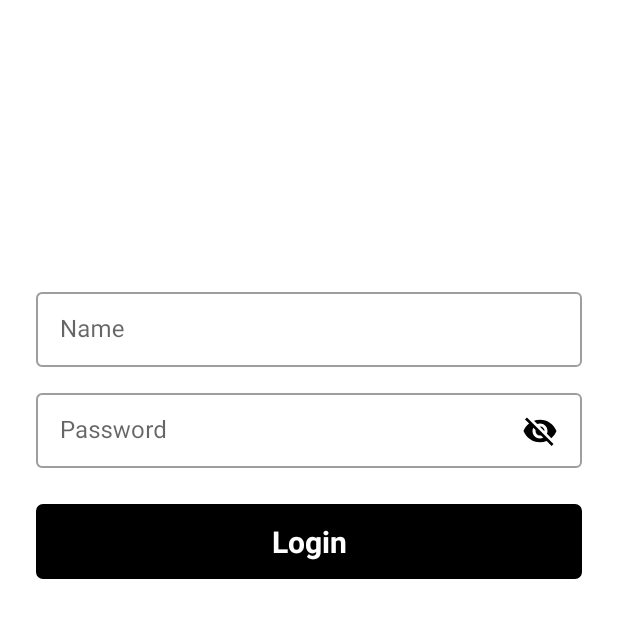
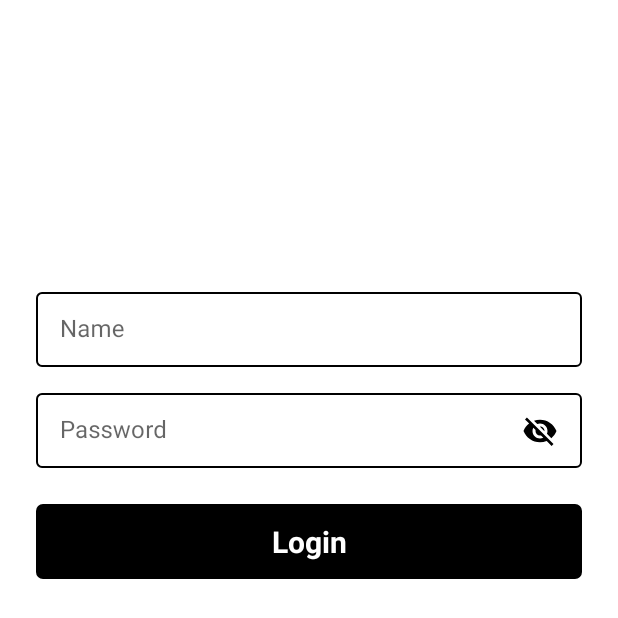
Before and after one commit to polokoio456/NoodoeTest, an Android app: the screen it shows after launch (LoginActivity), on a phone screen of 412 x 824 dp. Shown: the top 618 px of the screen. Run offline under Robolectric (Android 15) with nearby library versions, the phone set to English and light mode, and no system bars; our stand-ins replace RxJava; libraries missing offline, so code that uses them is left out: com.jakewharton.retrofit2, com.jakewharton.rxbinding2, hu.autsoft.krate; 3 statements that could not run were skipped.

Commit message:
enhance: EditText Style

```diff
--- /dev/null
+++ b/app/src/main/res/color/text_input_box_stroke.xml
@@ -0,0 +1,5 @@
+<selector xmlns:android="http://schemas.android.com/apk/res/android">
+    <item android:color="?attr/colorText" android:state_focused="true"/>
+    <item android:color="?attr/colorText" android:state_hovered="true"/>
+    <item android:color="?attr/colorText"/>
+</selector>
--- /dev/null
+++ b/app/src/main/res/drawable/cursor_shape.xml
@@ -0,0 +1,5 @@
+<?xml version="1.0" encoding="utf-8"?>
+<shape xmlns:android="http://schemas.android.com/apk/res/android" android:shape="rectangle" >
+    <size android:width="1dp" />
+    <solid android:color="?attr/colorText"/>
+</shape>
--- a/app/src/main/res/layout/activity_login.xml
+++ b/app/src/main/res/layout/activity_login.xml
@@ -14,8 +14,10 @@
         android:layout_width="0dp"
         android:layout_height="wrap_content"
         android:hint="@string/username"
+        app:hintTextColor="?attr/colorText"
         android:textSize="20sp"
         android:textColor="?attr/colorText"
+        app:boxStrokeColor="@color/text_input_box_stroke"
         android:layout_marginStart="24dp"
         android:layout_marginEnd="24dp"
         android:layout_marginBottom="12dp"
@@ -28,7 +30,8 @@
         <androidx.appcompat.widget.AppCompatEditText
             android:id="@+id/editTextUserName"
             android:layout_width="match_parent"
-            android:layout_height="50dp"/>
+            android:layout_height="50dp"
+            android:textCursorDrawable="@drawable/cursor_shape"/>
 
     </com.google.android.material.textfield.TextInputLayout>
 
@@ -38,8 +41,10 @@
         android:layout_width="0dp"
         android:layout_height="wrap_content"
         android:hint="@string/password"
+        app:hintTextColor="?attr/colorText"
         android:textSize="20sp"
         android:textColor="?attr/colorText"
+        app:boxStrokeColor="@color/text_input_box_stroke"
         android:layout_marginStart="24dp"
         android:layout_marginEnd="24dp"
         android:layout_marginTop="12dp"
@@ -53,7 +58,8 @@
             android:layout_height="50dp"
             android:drawableEnd="@drawable/ic_baseline_visibility_off_24"
             android:inputType="textPassword"
-            android:maxLength="24" />
+            android:maxLength="24"
+            android:textCursorDrawable="@drawable/cursor_shape"/>
 
     </com.google.android.material.textfield.TextInputLayout>
 
--- a/app/src/main/res/values-night/themes.xml
+++ b/app/src/main/res/values-night/themes.xml
@@ -3,13 +3,13 @@
     <style name="Theme.NoodoeTest" parent="Theme.MaterialComponents.DayNight.DarkActionBar">
         <item name="windowNoTitle">true</item>
         <!-- Primary brand color. -->
-        <item name="colorPrimary">@color/purple_200</item>
-        <item name="colorPrimaryVariant">@color/purple_700</item>
-        <item name="colorOnPrimary">@color/black</item>
+        <item name="colorPrimary">?attr/listBackground</item>
+        <item name="colorPrimaryVariant">?attr/listBackground</item>
+        <item name="colorOnPrimary">?attr/listBackground</item>
         <!-- Secondary brand color. -->
-        <item name="colorSecondary">@color/teal_200</item>
-        <item name="colorSecondaryVariant">@color/teal_200</item>
-        <item name="colorOnSecondary">@color/black</item>
+        <item name="colorSecondary">?attr/listBackground</item>
+        <item name="colorSecondaryVariant">?attr/listBackground</item>
+        <item name="colorOnSecondary">?attr/listBackground</item>
         <!-- Status bar color. -->
         <item name="android:statusBarColor" tools:targetApi="l">?attr/colorPrimaryVariant</item>
         <!-- Customize your theme here. -->
--- a/app/src/main/res/values/themes.xml
+++ b/app/src/main/res/values/themes.xml
@@ -3,13 +3,13 @@
     <style name="Theme.NoodoeTest" parent="Theme.MaterialComponents.DayNight.DarkActionBar">
         <item name="windowNoTitle">true</item>
         <!-- Primary brand color. -->
-        <item name="colorPrimary">@color/purple_500</item>
-        <item name="colorPrimaryVariant">@color/purple_700</item>
-        <item name="colorOnPrimary">@color/white</item>
+        <item name="colorPrimary">?attr/colorText</item>
+        <item name="colorPrimaryVariant">?attr/colorText</item>
+        <item name="colorOnPrimary">?attr/colorText</item>
         <!-- Secondary brand color. -->
-        <item name="colorSecondary">@color/teal_200</item>
-        <item name="colorSecondaryVariant">@color/teal_700</item>
-        <item name="colorOnSecondary">@color/black</item>
+        <item name="colorSecondary">?attr/colorText</item>
+        <item name="colorSecondaryVariant">?attr/colorText</item>
+        <item name="colorOnSecondary">?attr/colorText</item>
         <!-- Status bar color. -->
         <item name="android:statusBarColor" tools:targetApi="l">?attr/colorPrimaryVariant</item>
         <!-- Customize your theme here. -->
```
